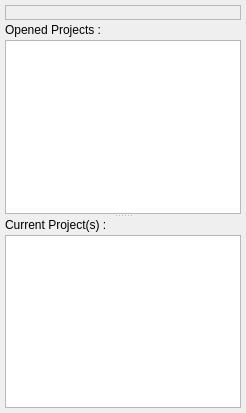
testmana2/mks, file v2/trunk/monkey/src/projectsmanager/ui/UIProjectsManager.ui: the form before one commit.
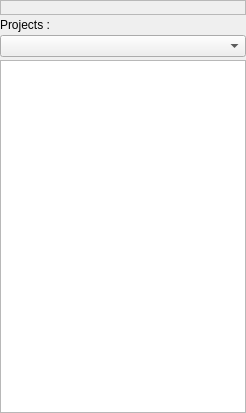
The form after the commit.

Patch:
```diff
--- a/v2/trunk/monkey/src/projectsmanager/ui/UIProjectsManager.ui
+++ b/v2/trunk/monkey/src/projectsmanager/ui/UIProjectsManager.ui
@@ -14,22 +14,35 @@
   </property>
   <widget class="QWidget" name="wCentral" >
    <layout class="QVBoxLayout" >
-    <property name="margin" >
-     <number>5</number>
-    </property>
     <property name="spacing" >
      <number>3</number>
     </property>
+    <property name="leftMargin" >
+     <number>0</number>
+    </property>
+    <property name="topMargin" >
+     <number>0</number>
+    </property>
+    <property name="rightMargin" >
+     <number>0</number>
+    </property>
+    <property name="bottomMargin" >
+     <number>0</number>
+    </property>
     <item>
      <widget class="QFrame" name="fButtons" >
       <property name="sizePolicy" >
-       <sizepolicy>
-        <hsizetype>7</hsizetype>
-        <vsizetype>5</vsizetype>
+       <sizepolicy vsizetype="Maximum" hsizetype="Expanding" >
         <horstretch>0</horstretch>
         <verstretch>0</verstretch>
        </sizepolicy>
       </property>
+      <property name="minimumSize" >
+       <size>
+        <width>0</width>
+        <height>0</height>
+       </size>
+      </property>
       <property name="frameShape" >
        <enum>QFrame::StyledPanel</enum>
       </property>
@@ -40,8 +53,39 @@
        <property name="spacing" >
         <number>0</number>
        </property>
+       <property name="leftMargin" >
+        <number>0</number>
+       </property>
+       <property name="topMargin" >
+        <number>0</number>
+       </property>
+       <property name="rightMargin" >
+        <number>0</number>
+       </property>
+       <property name="bottomMargin" >
+        <number>0</number>
+       </property>
+       <item>
+        <spacer>
+         <property name="orientation" >
+          <enum>Qt::Horizontal</enum>
+         </property>
+         <property name="sizeHint" >
+          <size>
+           <width>0</width>
+           <height>0</height>
+          </size>
+         </property>
+        </spacer>
+       </item>
        <item>
         <widget class="QToolBar" name="tbButtons" >
+         <property name="sizePolicy" >
+          <sizepolicy vsizetype="Maximum" hsizetype="Maximum" >
+           <horstretch>0</horstretch>
+           <verstretch>0</verstretch>
+          </sizepolicy>
+         </property>
          <property name="styleSheet" >
           <string>.QToolBar { border : none }</string>
          </property>
@@ -54,50 +98,20 @@
      </widget>
     </item>
     <item>
-     <widget class="QSplitter" name="sProjects" >
-      <property name="orientation" >
-       <enum>Qt::Vertical</enum>
+     <widget class="QLabel" name="lProjects" >
+      <property name="text" >
+       <string>Projects :</string>
       </property>
-      <widget class="QWidget" name="layoutWidget1" >
-       <layout class="QVBoxLayout" >
-        <property name="margin" >
-         <number>0</number>
-        </property>
-        <property name="spacing" >
-         <number>3</number>
-        </property>
-        <item>
-         <widget class="QLabel" name="lOpenedProjects" >
-          <property name="text" >
-           <string>Opened Projects :</string>
-          </property>
-         </widget>
-        </item>
-        <item>
-         <widget class="QTreeView" name="tvOpenedProjects" />
-        </item>
-       </layout>
-      </widget>
-      <widget class="QWidget" name="layoutWidget2" >
-       <layout class="QVBoxLayout" >
-        <property name="margin" >
-         <number>0</number>
-        </property>
-        <property name="spacing" >
-         <number>3</number>
-        </property>
-        <item>
-         <widget class="QLabel" name="lProjects" >
-          <property name="text" >
-           <string>Current Project(s) :</string>
-          </property>
-         </widget>
-        </item>
-        <item>
-         <widget class="QTreeView" name="tvProjects" />
-        </item>
-       </layout>
-      </widget>
+     </widget>
+    </item>
+    <item>
+     <widget class="QComboBox" name="cbProjects" />
+    </item>
+    <item>
+     <widget class="QTreeView" name="tvProjects" >
+      <property name="editTriggers" >
+       <set>QAbstractItemView::NoEditTriggers</set>
+      </property>
      </widget>
     </item>
    </layout>
```
Left out of the diff: 3 changed lines with no effect on the pictures.
